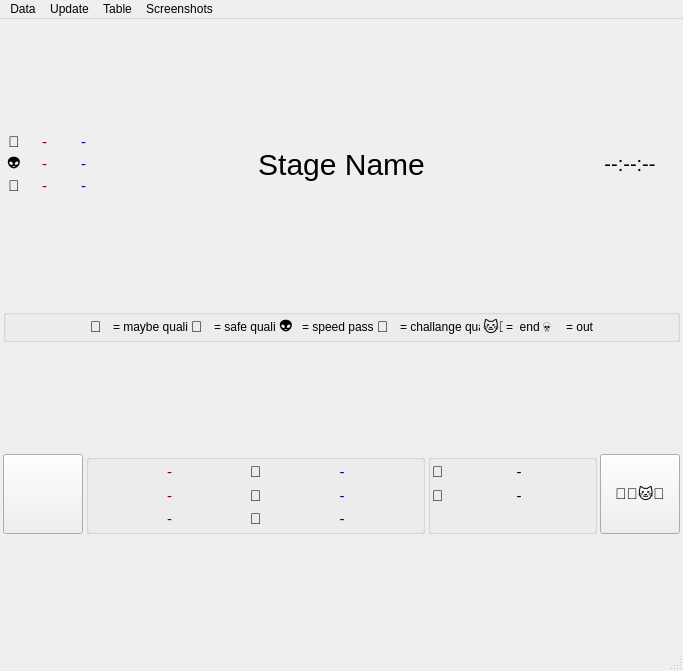
Before: the Qt Designer form code/ncm_win_ranking_stage.ui in DavidEilenstein/Ninja_Competition_Manager, drawn with Qt 5.
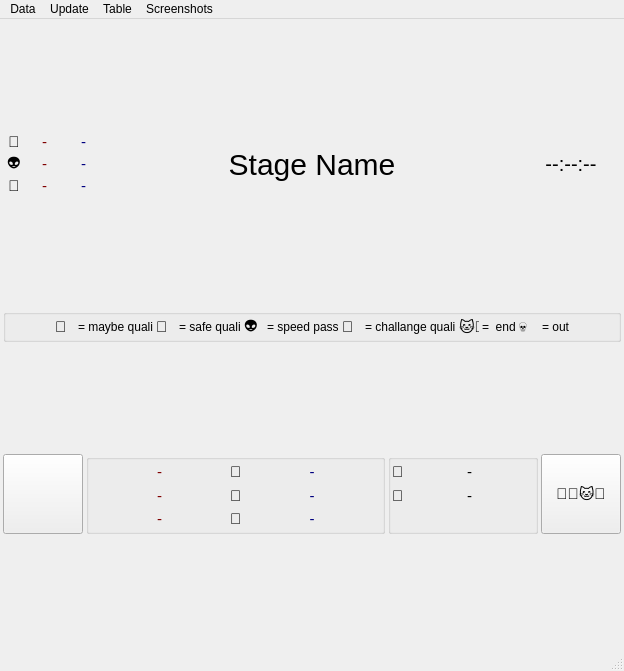
After: the same form once the commit is applied.

Patch:
```diff
--- a/code/ncm_win_ranking_stage.ui
+++ b/code/ncm_win_ranking_stage.ui
@@ -6,7 +6,7 @@
    <rect>
     <x>0</x>
     <y>0</y>
-    <width>683</width>
+    <width>624</width>
     <height>671</height>
    </rect>
   </property>
@@ -737,7 +737,7 @@
          </property>
          <property name="maximumSize">
           <size>
-           <width>80</width>
+           <width>16777215</width>
            <height>22</height>
           </size>
          </property>
@@ -790,7 +790,7 @@
          </property>
          <property name="maximumSize">
           <size>
-           <width>80</width>
+           <width>16777215</width>
            <height>22</height>
           </size>
          </property>
@@ -815,7 +815,7 @@
          </property>
          <property name="maximumSize">
           <size>
-           <width>80</width>
+           <width>16777215</width>
            <height>22</height>
           </size>
          </property>
@@ -950,7 +950,7 @@
          </property>
          <property name="maximumSize">
           <size>
-           <width>80</width>
+           <width>16777215</width>
            <height>22</height>
           </size>
          </property>
@@ -975,7 +975,7 @@
          </property>
          <property name="maximumSize">
           <size>
-           <width>80</width>
+           <width>16777215</width>
            <height>22</height>
           </size>
          </property>
@@ -1056,7 +1056,7 @@
          </property>
          <property name="maximumSize">
           <size>
-           <width>80</width>
+           <width>16777215</width>
            <height>22</height>
           </size>
          </property>
@@ -1075,8 +1075,8 @@
     <rect>
      <x>0</x>
      <y>0</y>
-     <width>683</width>
-     <height>21</height>
+     <width>624</width>
+     <height>26</height>
     </rect>
    </property>
    <widget class="QMenu" name="menuData">
```
